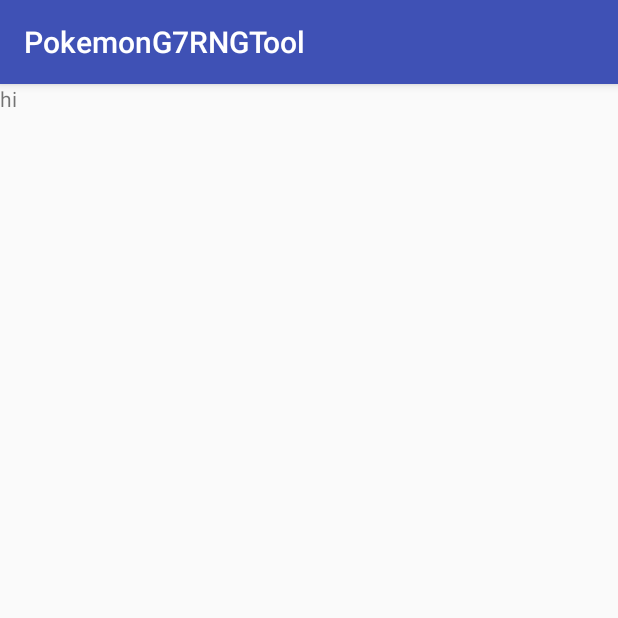
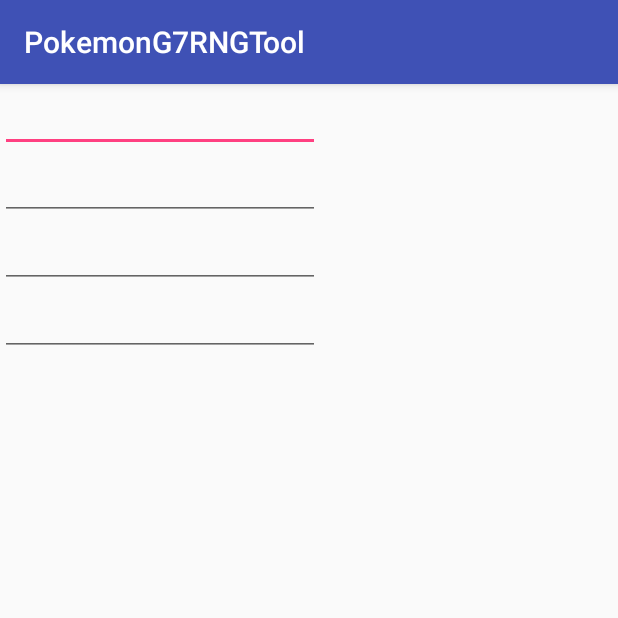
Before and after one commit to r3399r/PokemonG7RNG_Android, an Android app: the EggRNGActivity screen opened directly, with no data from a screen before it, on a phone screen of 412 x 824 dp, the top half of it. Run offline under Robolectric (Android 15) with nearby library versions, the phone set to English and light mode, and no system bars.

Commit message:
simple ui

```diff
--- a/app/src/main/res/layout/activity_egg_rng.xml
+++ b/app/src/main/res/layout/activity_egg_rng.xml
@@ -3,13 +3,39 @@
     xmlns:app="http://schemas.android.com/apk/res-auto"
     xmlns:tools="http://schemas.android.com/tools"
     android:layout_width="match_parent"
-    android:layout_height="match_parent"
+    android:layout_height="wrap_content"
+    android:orientation="vertical"
     tools:context=".EggRNGActivity">
 
-    <TextView
-        android:id="@+id/test"
+    <EditText
+        android:id="@+id/editText"
         android:layout_width="wrap_content"
         android:layout_height="wrap_content"
         android:layout_weight="1"
-        android:text="hi" />
+        android:ems="10"
+        android:inputType="number" />
+
+    <EditText
+        android:id="@+id/editText2"
+        android:layout_width="wrap_content"
+        android:layout_height="wrap_content"
+        android:layout_weight="1"
+        android:ems="10"
+        android:inputType="number" />
+
+    <EditText
+        android:id="@+id/editText3"
+        android:layout_width="wrap_content"
+        android:layout_height="wrap_content"
+        android:layout_weight="1"
+        android:ems="10"
+        android:inputType="number" />
+
+    <EditText
+        android:id="@+id/editText4"
+        android:layout_width="wrap_content"
+        android:layout_height="wrap_content"
+        android:layout_weight="1"
+        android:ems="10"
+        android:inputType="number" />
 </LinearLayout>
--- a/build.gradle
+++ b/build.gradle
@@ -7,7 +7,7 @@ buildscript {
         maven { url "http://jcenter.bintray.com"}
     }
     dependencies {
-        classpath 'com.android.tools.build:gradle:3.2.0'
+        classpath 'com.android.tools.build:gradle:3.2.1'
 
 
         // NOTE: Do not place your application dependencies here; they belong
```
